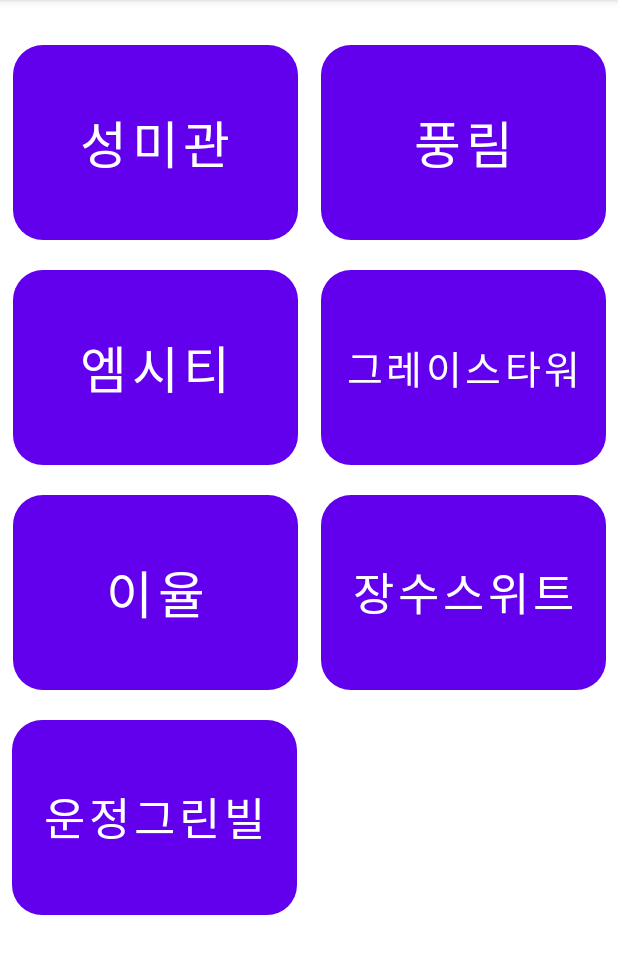
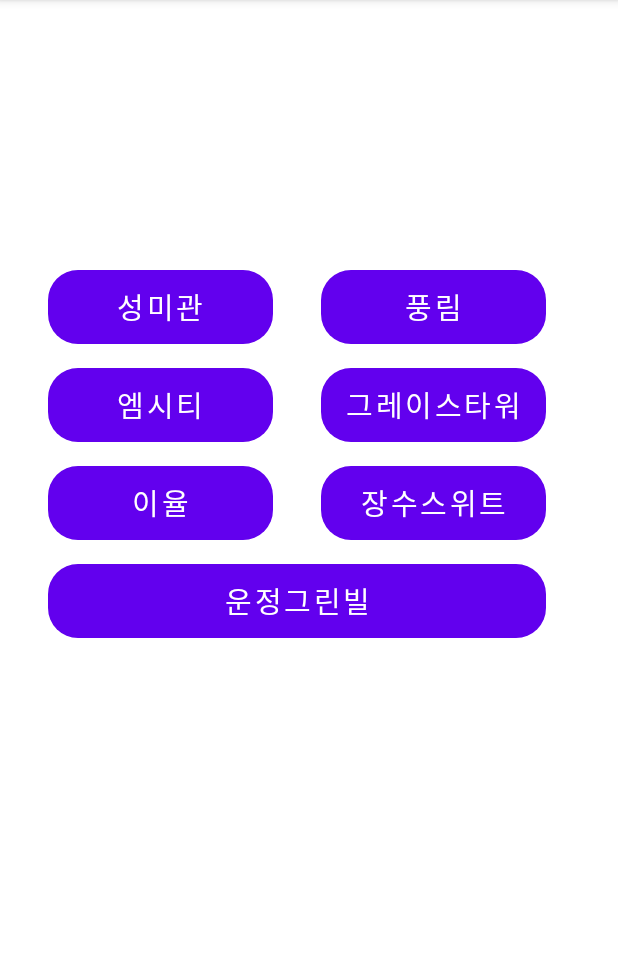
Before and after one commit to maeng-kim/touchpay_project, an Android app: the _3_D_placeSelectActivity screen opened directly, with no data from a screen before it, on a phone screen of 412 x 824 dp, the part 84-1058 px from its top. Run offline under Robolectric (Android 15) with nearby library versions, the phone set to English and light mode, and no system bars; network calls fail.

Commit message:
commit message

```diff
--- a/app/src/main/java/com/example/project2/temp.java
+++ b/app/src/main/java/com/example/project2/temp.java
@@ -58,7 +58,7 @@ public class temp extends AppCompatActivity {
                             boolean success = jsonObject.getBoolean("success");
                             if(success){
                                 Toast.makeText(getApplicationContext(),"회원가입 완료",Toast.LENGTH_SHORT).show();
-                                Intent intent = new Intent(temp.this,ListActivity.class);
+                                Intent intent = new Intent(temp.this,_2_DeliveryTaxiActivity.class);
                                 startActivity(intent);
                             } else{
                                 Toast.makeText(getApplicationContext(),"회원가입 실패",Toast.LENGTH_SHORT).show();
--- a/app/src/main/res/layout/activity_2_delivery_taxi.xml
+++ b/app/src/main/res/layout/activity_2_delivery_taxi.xml
@@ -16,6 +16,7 @@
         android:layout_marginEnd="25dp"
         android:layout_marginRight="25dp"
         android:drawableBottom="@drawable/bikexml"
+        android:fontFamily="@font/soojin"
         android:text="배달"
         android:textColor="#000000"
         android:textSize="60sp"
@@ -31,6 +32,7 @@
         android:layout_marginTop="30dp"
         android:layout_marginBottom="20dp"
         android:drawableBottom="@drawable/taxixml"
+        android:fontFamily="@font/soojin"
         android:text="택시"
         android:textColor="#000000"
         android:textSize="60sp"
--- a/app/src/main/res/layout/activity_3_dplace_select.xml
+++ b/app/src/main/res/layout/activity_3_dplace_select.xml
@@ -7,94 +7,99 @@
     tools:context="._3_D_placeSelectActivity">
 
     <Button
+        android:id="@+id/place4"
+        android:layout_width="150dp"
+        android:layout_height="wrap_content"
+        android:layout_marginTop="16dp"
+        android:background="@drawable/round_button"
+        android:text="그레이스타워"
+        android:fontFamily="@font/soojin"
+        android:textSize="19sp"
+        app:layout_constraintEnd_toEndOf="@+id/place2"
+        app:layout_constraintStart_toStartOf="@+id/place2"
+        app:layout_constraintTop_toBottomOf="@+id/place2" />
+
+    <Button
         android:id="@+id/place6"
-        android:layout_width="190dp"
-        android:layout_height="130dp"
-        android:layout_marginTop="20dp"
-        android:layout_marginEnd="8dp"
+        android:layout_width="150dp"
+        android:layout_height="wrap_content"
+        android:layout_marginTop="16dp"
+        android:background="@drawable/round_button"
         android:text="장수스위트"
-        android:textSize="30sp"
-        android:background="@drawable/round_button"
-        app:layout_constraintEnd_toEndOf="parent"
+        android:fontFamily="@font/soojin"
+        android:textSize="19sp"
+        app:layout_constraintEnd_toEndOf="@+id/place4"
+        app:layout_constraintStart_toStartOf="@+id/place4"
         app:layout_constraintTop_toBottomOf="@+id/place4" />
 
     <Button
         android:id="@+id/place2"
-        android:layout_width="190dp"
-        android:layout_height="130dp"
-        android:layout_marginTop="30dp"
-        android:layout_marginEnd="8dp"
+        android:layout_width="150dp"
+        android:layout_height="wrap_content"
+        android:layout_marginStart="16dp"
+        android:layout_marginTop="180dp"
+        android:layout_marginEnd="32dp"
+        android:background="@drawable/round_button"
         android:text="풍림"
-        android:textSize="34sp"
-        android:background="@drawable/round_button"
+        android:fontFamily="@font/soojin"
+        android:textSize="19sp"
         app:layout_constraintEnd_toEndOf="parent"
+        app:layout_constraintStart_toEndOf="@+id/place1"
         app:layout_constraintTop_toTopOf="parent" />
 
     <Button
         android:id="@+id/place1"
-        android:layout_width="190dp"
-        android:layout_height="130dp"
-        android:layout_marginStart="8dp"
-        android:layout_marginTop="30dp"
-        android:layout_marginEnd="15dp"
+        android:layout_width="150dp"
+        android:layout_height="wrap_content"
+        android:layout_marginStart="32dp"
+        android:layout_marginTop="180dp"
+        android:background="@drawable/round_button"
         android:text="성미관"
-        android:textSize="34sp"
-        android:background="@drawable/round_button"
-        app:layout_constraintEnd_toStartOf="@+id/place2"
+        android:fontFamily="@font/soojin"
+        android:textSize="19sp"
         app:layout_constraintStart_toStartOf="parent"
         app:layout_constraintTop_toTopOf="parent" />
 
     <Button
         android:id="@+id/place3"
-        android:layout_width="190dp"
-        android:layout_height="130dp"
-        android:layout_marginStart="8dp"
-        android:layout_marginTop="20dp"
-        android:layout_marginEnd="15dp"
+        android:layout_width="150dp"
+        android:layout_height="wrap_content"
+        android:layout_marginTop="16dp"
+        android:background="@drawable/round_button"
         android:text="엠시티"
-        android:textSize="34sp"
-        android:background="@drawable/round_button"
-        app:layout_constraintEnd_toStartOf="@+id/place4"
-        app:layout_constraintStart_toStartOf="parent"
+        android:fontFamily="@font/soojin"
+        android:textSize="19sp"
+        app:layout_constraintEnd_toEndOf="@+id/place1"
+        app:layout_constraintHorizontal_bias="0.0"
+        app:layout_constraintStart_toStartOf="@+id/place1"
         app:layout_constraintTop_toBottomOf="@+id/place1" />
 
     <Button
-        android:id="@+id/place4"
-        android:layout_width="190dp"
-        android:layout_height="130dp"
-        android:layout_marginTop="20dp"
-        android:layout_marginEnd="8dp"
-        android:text="그레이스타워"
-        android:textSize="26sp"
+        android:id="@+id/place7"
+        android:layout_width="0dp"
+        android:layout_height="wrap_content"
+        android:layout_marginTop="16dp"
         android:background="@drawable/round_button"
-        app:layout_constraintEnd_toEndOf="parent"
-        app:layout_constraintTop_toBottomOf="@+id/place2" />
+        android:text="운정그린빌"
+        android:fontFamily="@font/soojin"
+        android:textSize="19sp"
+        app:layout_constraintEnd_toEndOf="@+id/place6"
+        app:layout_constraintHorizontal_bias="0.0"
+        app:layout_constraintStart_toStartOf="@+id/place5"
+        app:layout_constraintTop_toBottomOf="@+id/place5" />
 
     <Button
         android:id="@+id/place5"
-        android:layout_width="190dp"
-        android:layout_height="130dp"
-        android:layout_marginStart="8dp"
-        android:layout_marginTop="20dp"
-        android:layout_marginEnd="15dp"
+        android:layout_width="150dp"
+        android:layout_height="wrap_content"
+        android:layout_marginTop="16dp"
+        android:background="@drawable/round_button"
         android:text="이율"
-        android:textSize="34sp"
-        android:background="@drawable/round_button"
-        app:layout_constraintEnd_toStartOf="@+id/place6"
-        app:layout_constraintStart_toStartOf="parent"
+        android:fontFamily="@font/soojin"
+        android:textSize="19sp"
+        app:layout_constraintEnd_toEndOf="@+id/place3"
+        app:layout_constraintStart_toStartOf="@+id/place3"
         app:layout_constraintTop_toBottomOf="@+id/place3" />
-
-    <Button
-        android:id="@+id/place7"
-        android:layout_width="190dp"
-        android:layout_height="130dp"
-        android:layout_marginStart="8dp"
-        android:layout_marginTop="20dp"
-        android:text="운정그린빌"
-        android:textSize="30sp"
-        android:background="@drawable/round_button"
-        app:layout_constraintStart_toStartOf="parent"
-        app:layout_constraintTop_toBottomOf="@+id/place5" />
 
 
 </androidx.constraintlayout.widget.ConstraintLayout>
--- a/app/src/main/res/layout/activity_login.xml
+++ b/app/src/main/res/layout/activity_login.xml
@@ -11,6 +11,7 @@
         android:layout_width="wrap_content"
         android:layout_height="wrap_content"
         android:text="회원가입"
+        android:fontFamily="@font/soojin"
         android:textSize="50sp"
         android:layout_marginTop="150dp"
         app:layout_constraintEnd_toEndOf="parent"
--- a/app/src/main/res/layout/activity_temp.xml
+++ b/app/src/main/res/layout/activity_temp.xml
@@ -16,6 +16,7 @@
         android:ems="10"
         android:inputType="textPersonName"
         android:hint="이름"
+        android:fontFamily="@font/soojin"
         app:layout_constraintEnd_toEndOf="parent"
         app:layout_constraintStart_toStartOf="parent"
         app:layout_constraintTop_toTopOf="parent" />
@@ -27,6 +28,7 @@
         android:layout_marginTop="16dp"
         android:ems="10"
         android:hint="전화번호"
+        android:fontFamily="@font/soojin"
         android:inputType="phone"
         app:layout_constraintEnd_toEndOf="@+id/et_name"
         app:layout_constraintHorizontal_bias="1.0"
```
